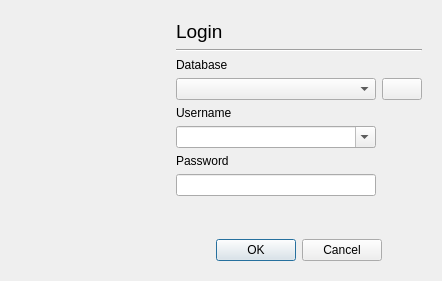
The window that Forms/c5login.ui (End1-1/Cafe5) describes before a commit, drawn with Qt 5.
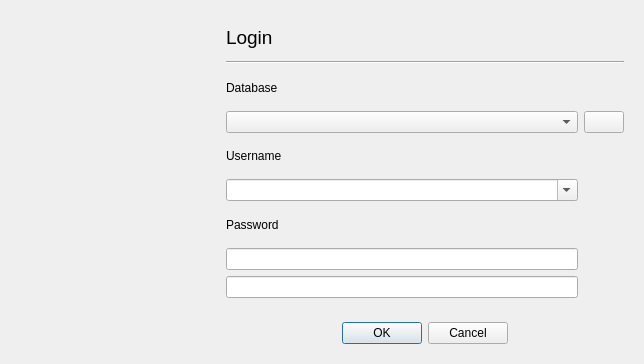
The same window after the commit. Icons and pictures are not drawn.

The edit to the form file:
```diff
--- a/Forms/c5login.ui
+++ b/Forms/c5login.ui
@@ -6,8 +6,8 @@
    <rect>
     <x>0</x>
     <y>0</y>
-    <width>426</width>
-    <height>281</height>
+    <width>644</width>
+    <height>364</height>
    </rect>
   </property>
   <property name="windowTitle">
@@ -16,6 +16,12 @@
   <layout class="QGridLayout" name="gridLayout_2">
    <item row="0" column="1">
     <widget class="QWidget" name="widget_2" native="true">
+     <property name="sizePolicy">
+      <sizepolicy hsizetype="Preferred" vsizetype="MinimumExpanding">
+       <horstretch>0</horstretch>
+       <verstretch>0</verstretch>
+      </sizepolicy>
+     </property>
      <layout class="QGridLayout" name="gridLayout" columnstretch="0,0">
       <item row="6" column="0">
        <widget class="QLabel" name="label_2">
@@ -73,19 +79,6 @@
         </property>
        </widget>
       </item>
-      <item row="8" column="1">
-       <spacer name="verticalSpacer">
-        <property name="orientation">
-         <enum>Qt::Orientation::Vertical</enum>
-        </property>
-        <property name="sizeHint" stdset="0">
-         <size>
-          <width>20</width>
-          <height>40</height>
-         </size>
-        </property>
-       </spacer>
-      </item>
       <item row="0" column="0" colspan="2">
        <widget class="QLabel" name="lbLogin">
         <property name="font">
@@ -136,11 +129,37 @@
         </property>
        </widget>
       </item>
+      <item row="8" column="0">
+       <widget class="QLineEdit" name="leVersion">
+        <property name="echoMode">
+         <enum>QLineEdit::EchoMode::Normal</enum>
+        </property>
+       </widget>
+      </item>
+      <item row="4" column="1" rowspan="5">
+       <spacer name="verticalSpacer">
+        <property name="orientation">
+         <enum>Qt::Orientation::Vertical</enum>
+        </property>
+        <property name="sizeHint" stdset="0">
+         <size>
+          <width>20</width>
+          <height>40</height>
+         </size>
+        </property>
+       </spacer>
+      </item>
      </layout>
     </widget>
    </item>
    <item row="1" column="1">
     <widget class="QWidget" name="widget" native="true">
+     <property name="sizePolicy">
+      <sizepolicy hsizetype="Preferred" vsizetype="Maximum">
+       <horstretch>0</horstretch>
+       <verstretch>0</verstretch>
+      </sizepolicy>
+     </property>
      <layout class="QHBoxLayout" name="horizontalLayout">
       <item>
        <spacer name="horizontalSpacer">
@@ -189,8 +208,14 @@
     <widget class="QLabel" name="label_4">
      <property name="minimumSize">
       <size>
-       <width>150</width>
-       <height>250</height>
+       <width>200</width>
+       <height>300</height>
+      </size>
+     </property>
+     <property name="maximumSize">
+      <size>
+       <width>200</width>
+       <height>300</height>
       </size>
      </property>
      <property name="text">
```
